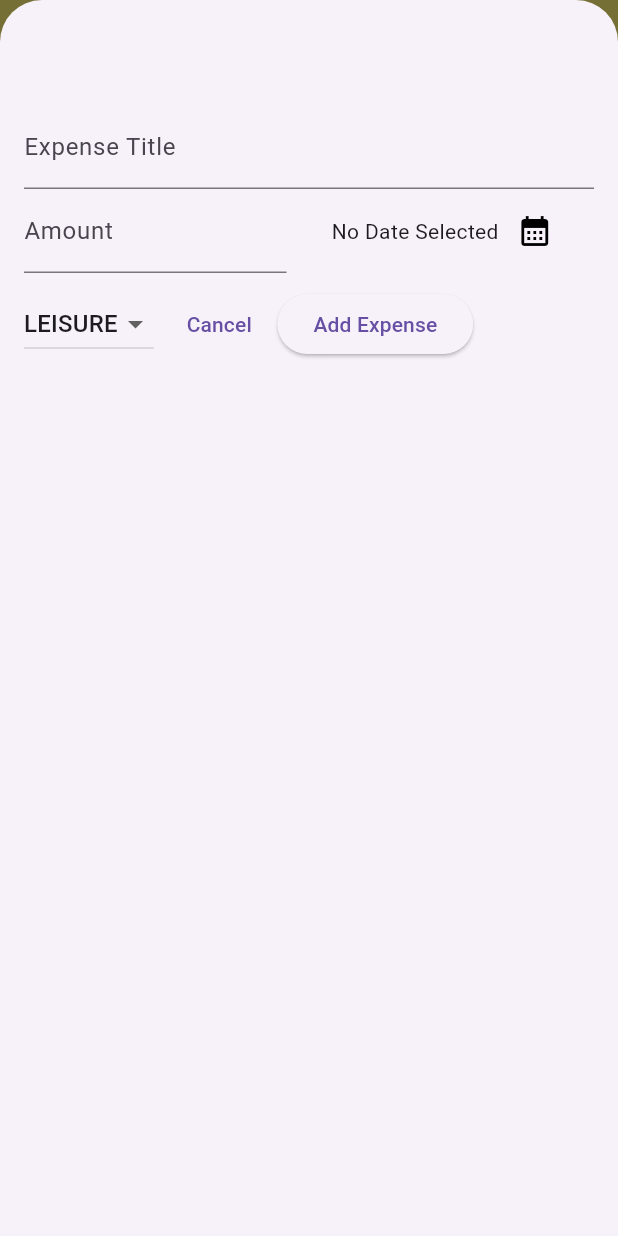
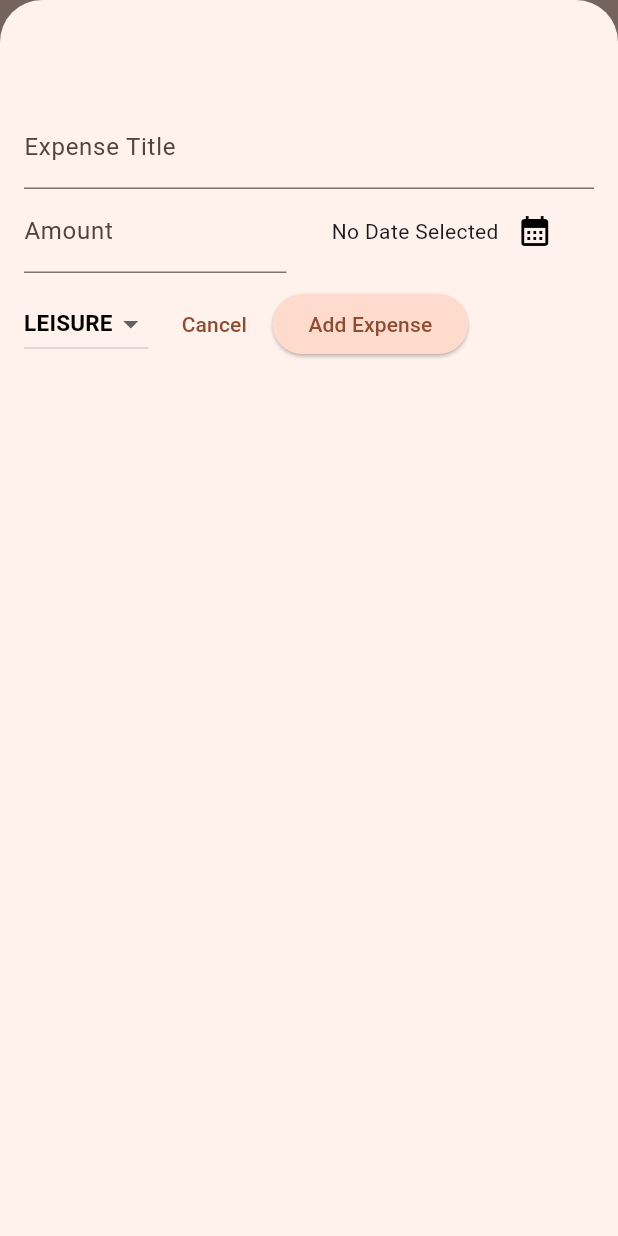
Before and after one commit to divyamD13/expense_tracker, a Flutter app: the screen it shows after launch, after a tap on the "add" icon, on a phone screen of 412 x 824 dp. Run offline on Flutter 3.47's test engine with Material 3 defaults, Android fonts, the phone set to English and light mode, and no system bars; our stand-ins replace google_fonts.

Commit message:
theming completed

```diff
--- a/lib/expenses.dart
+++ b/lib/expenses.dart
@@ -1,3 +1,4 @@
+import 'package:expense_tracker/main.dart';
 import 'package:expense_tracker/widgets/expense_list/expense_list.dart';
 import 'package:expense_tracker/models/expense.dart';
 import 'package:expense_tracker/widgets/new_expense.dart';
@@ -33,6 +34,26 @@ class _ExpensesState extends State<Expenses> {
     });
   }
 
+  void _removeExpense(Expense expense){
+    final expenseIndex=_registeredExpenses.indexOf(expense);
+    setState(() {
+      _registeredExpenses.remove(expense);
+    });
+    ScaffoldMessenger.of(context).clearSnackBars();
+    ScaffoldMessenger.of(context).showSnackBar(
+      SnackBar(
+        content: const Text('Expense removed'),
+        duration: const Duration(seconds: 3),
+        action: SnackBarAction(
+          label:"UNDO",
+          onPressed:(){
+            setState(() {
+              _registeredExpenses.insert(expenseIndex,expense);
+            });
+          }),
+        ));
+  }
+
   void _openAddExpenseOverlay() {
       showModalBottomSheet(
         isScrollControlled: true,
@@ -44,27 +65,42 @@ class _ExpensesState extends State<Expenses> {
 
   @override
   Widget build(BuildContext context) {
+    Widget mainContent=const Center(
+      child: Text('No Expenses added yet. \n    Start adding some!',
+      style: TextStyle(
+        fontSize: 15,
+        fontWeight: FontWeight.w600,
+      ),),
+    );
+
+    if(_registeredExpenses.isNotEmpty){
+      mainContent= ExpenseList(
+              expenses: _registeredExpenses,
+              onRemoveExpense: _removeExpense,
+              );
+    }
     return Scaffold(
 
       appBar: AppBar(
-        backgroundColor: Colors.yellow.shade300,
-        title: const Text('Expense Tracker',
-        style: TextStyle(
-          fontWeight: FontWeight.w600
-        )
+        title: const  Center(
+          child: Text('Expense Tracker',
+          style: TextStyle(
+            color: Colors.black,
+            fontWeight: FontWeight.w600
+          )
+          ),
         ),
       ),
       body: Column(
         children: [
           const Text('chart'),
           Expanded(
-            child: ExpenseList(
-              expenses: _registeredExpenses
-              )),
+            child:mainContent,
+            ),
               FloatingActionButton(onPressed: _openAddExpenseOverlay,
               child: const Icon(Icons.add),
-              backgroundColor: Colors.yellow,
              ),
+
         ],
       ),
     );
--- a/lib/main.dart
+++ b/lib/main.dart
@@ -1,15 +1,72 @@
 import 'package:expense_tracker/expenses.dart';
 import 'package:flutter/material.dart';
 
-
+var kColorScheme=ColorScheme.fromSeed(seedColor:const Color.fromARGB(255, 236, 105, 40));
+var kDarkColorScheme=ColorScheme.fromSeed(seedColor:Color.fromARGB(255, 255, 94, 0));
 void main() {
   runApp(
      MaterialApp(
       debugShowCheckedModeBanner: false,
-      theme: ThemeData(
-        primarySwatch: Colors.yellow,
-        primaryIconTheme: const IconThemeData(color: Colors.yellow),
+      darkTheme: ThemeData.dark().copyWith(
+        useMaterial3: true,
+        colorScheme: kDarkColorScheme,
+        appBarTheme: const AppBarTheme().copyWith(
+          backgroundColor: kDarkColorScheme.primaryContainer,
+          foregroundColor: kDarkColorScheme.primaryContainer,
+        ),
+        cardTheme: const CardTheme().copyWith(
+          color: kDarkColorScheme.primaryContainer,
+          margin: const EdgeInsets.symmetric(horizontal: 10,vertical: 8),
+        ),
+        elevatedButtonTheme: ElevatedButtonThemeData(
+          style: ElevatedButton.styleFrom(
+            backgroundColor: kDarkColorScheme.primaryContainer,
+          ),
+        ),
+        textTheme:ThemeData().textTheme.copyWith(
+          titleLarge:const TextStyle(
+            fontSize: 23,
+            fontWeight: FontWeight.bold,
+            color: Colors.black,
+          ),
+          titleMedium: const TextStyle(
+            fontSize: 15,
+            fontWeight: FontWeight.bold,
+            color: Colors.black,
+          ),
+        )
+
       ),
+      theme: ThemeData().copyWith(
+        colorScheme: kColorScheme,
+        useMaterial3: true,
+        appBarTheme: const AppBarTheme().copyWith(
+          backgroundColor: kColorScheme.primaryContainer,
+          foregroundColor: kColorScheme.primaryContainer,
+        ),
+        cardTheme: const CardTheme().copyWith(
+          color: kColorScheme.secondaryContainer,
+          margin: const EdgeInsets.symmetric(horizontal: 10,vertical: 8),
+        ),
+        elevatedButtonTheme: ElevatedButtonThemeData(
+          style: ElevatedButton.styleFrom(
+            backgroundColor: kColorScheme.primaryContainer,
+          ),
+        ),
+        textTheme:ThemeData().textTheme.copyWith(
+          titleLarge:const TextStyle(
+            fontSize: 23,
+            fontWeight: FontWeight.bold,
+            color: Colors.black,
+          ),
+          titleMedium: const TextStyle(
+            fontSize: 15,
+            fontWeight: FontWeight.bold,
+            color: Colors.black,
+          ),
+        )
+      ),
+      themeMode: ThemeMode.light,
       home: Expenses(),
     ),
   );
--- a/lib/widgets/expense_list/expense_item.dart
+++ b/lib/widgets/expense_list/expense_item.dart
@@ -16,7 +16,7 @@ class ExpenseItem extends StatelessWidget {
         ),
         child: Column(
           children: [
-            Text(expense.title),
+            Text(expense.title,style: Theme.of(context).textTheme.titleMedium,),
             const SizedBox(height:4),
             Row(
               children: [
--- a/lib/widgets/expense_list/expense_list.dart
+++ b/lib/widgets/expense_list/expense_list.dart
@@ -5,15 +5,28 @@ import 'package:flutter/material.dart';
 class ExpenseList extends StatelessWidget {
   const ExpenseList({
     super.key,
-    required this.expenses
+    required this.expenses,
+    required this.onRemoveExpense,
     });
 
     final List<Expense> expenses;
-
+    final void Function (Expense expense) onRemoveExpense;
   @override
   Widget build(BuildContext context) {
     return ListView.builder(
       itemCount: expenses.length,
-      itemBuilder: (ctx,index)=>ExpenseItem(expenses[index]));
+      itemBuilder: (ctx,index)=>Dismissible(
+        key:ValueKey(expenses[index]),
+        background: Container(
+          height: 20,
+          color: Theme.of(context).colorScheme.error.withOpacity(0.65),
+          child: const Center(child:Text('Delete Expense')),
+        ),
+        onDismissed: (direction){
+          onRemoveExpense(expenses[index]);
+        },
+        child:ExpenseItem(expenses[index]),
+      )
+      );
   }
 }
```
